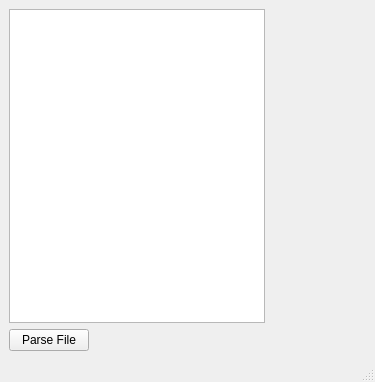
First picture: the form in Jabil_parser/mainwindow.ui, repository Kharim234/Parser, before the edit.
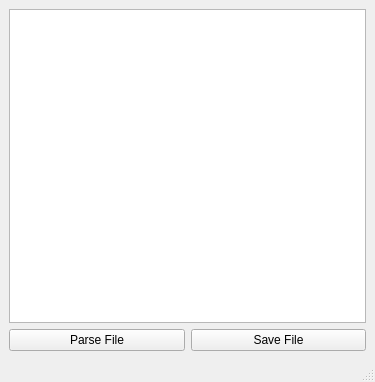
Second picture: the form after the edit.

Commit message: Add save file, and now parser get string to parse from list

The edit to the form file:
```diff
--- a/Jabil_parser/mainwindow.ui
+++ b/Jabil_parser/mainwindow.ui
@@ -14,10 +14,7 @@
    <string>MainWindow</string>
   </property>
   <widget class="QWidget" name="centralwidget">
-   <layout class="QFormLayout" name="formLayout">
-    <item row="0" column="0">
-     <widget class="QTextBrowser" name="textBrowser"/>
-    </item>
+   <layout class="QGridLayout" name="gridLayout">
     <item row="1" column="0">
      <widget class="QPushButton" name="pushButton_Parse_File">
       <property name="text">
@@ -25,6 +22,16 @@
       </property>
      </widget>
     </item>
+    <item row="1" column="1">
+     <widget class="QPushButton" name="pushButton_Save_File">
+      <property name="text">
+       <string>Save File</string>
+      </property>
+     </widget>
+    </item>
+    <item row="0" column="0" colspan="2">
+     <widget class="QTextBrowser" name="textBrowser"/>
+    </item>
    </layout>
   </widget>
   <widget class="QMenuBar" name="menubar">
```
The commit also changes 2 other files.
